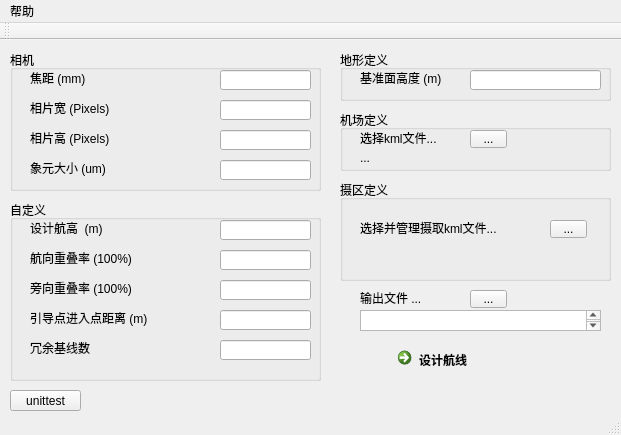
The window that UAVRouter/mainwindow.ui (guangmushikong/UAVRouter) describes before a commit, drawn with Qt 5.
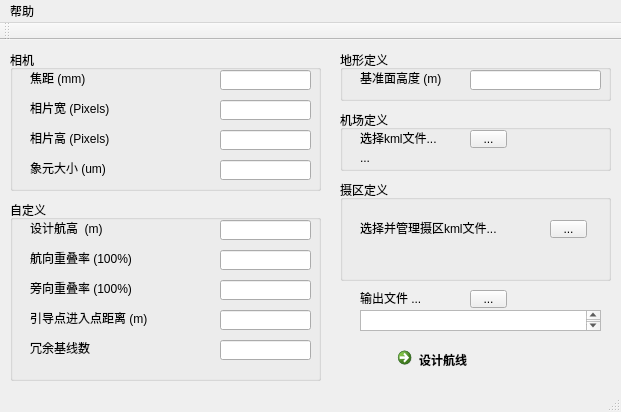
The same window after the commit.

```diff
--- a/UAVRouter/mainwindow.ui
+++ b/UAVRouter/mainwindow.ui
@@ -7,7 +7,7 @@
     <x>0</x>
     <y>0</y>
     <width>621</width>
-    <height>435</height>
+    <height>412</height>
    </rect>
   </property>
   <property name="windowTitle">
@@ -391,7 +391,7 @@
       </rect>
      </property>
      <property name="text">
-      <string>选择并管理摄取kml文件...</string>
+      <string>选择并管理摄区kml文件...</string>
      </property>
     </widget>
    </widget>
```
Left out of the diff: 4 changed lines with no effect on the pictures.
